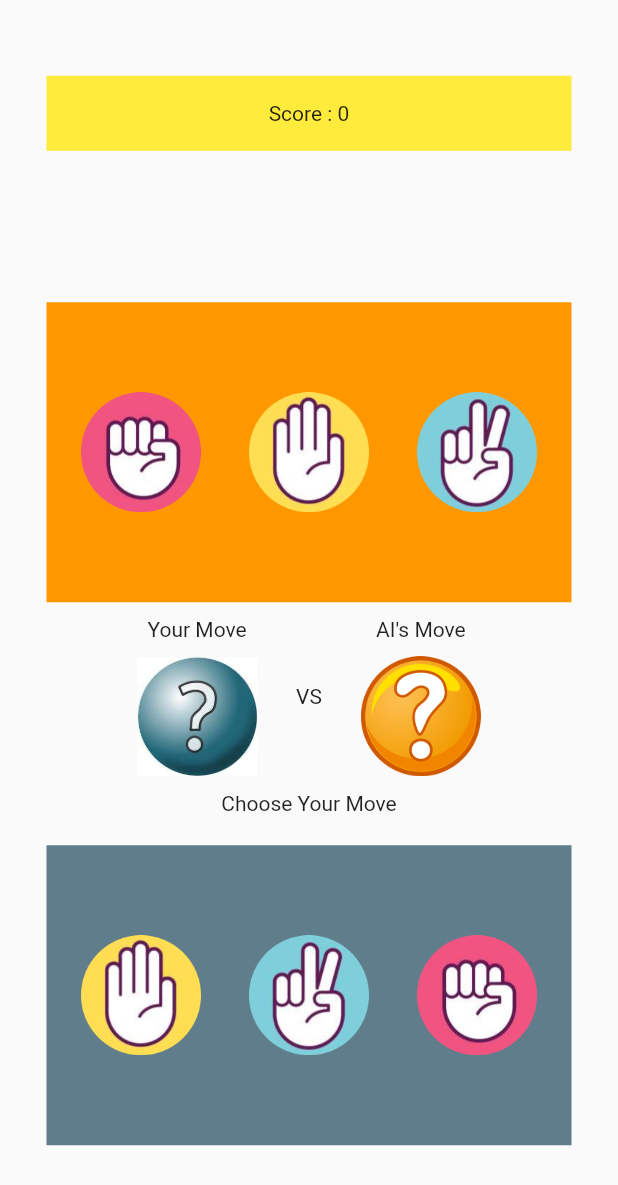
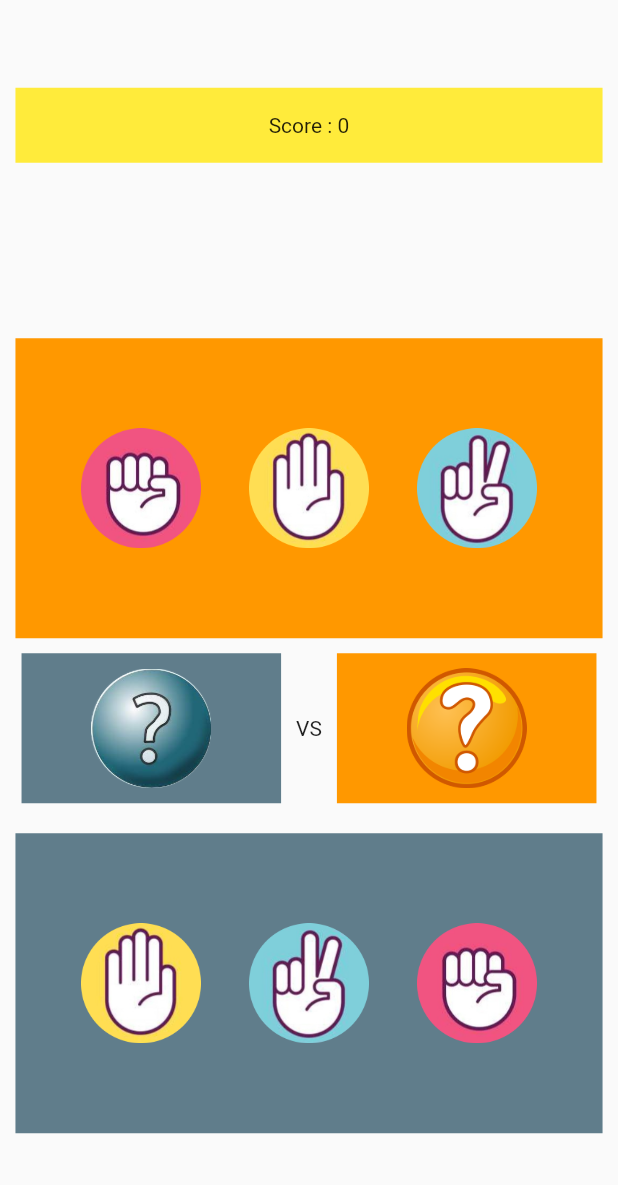
Before and after one commit to aryanPokharel/Scissor-Paper-Rock, a Flutter app: the SinglePlayer screen opened by its route, on a phone screen of 412 x 824 dp. Shown: the top 1185 px of the screen. Run offline on Flutter 3.47's test engine with Material 2 defaults, Android fonts, the phone set to English and light mode, and no system bars; our stand-ins replace audioplayers.

Commit message:
UI update for battle screen

```diff
--- a/lib/screens/SinglePlayer.dart
+++ b/lib/screens/SinglePlayer.dart
@@ -69,12 +69,14 @@ class _SinglePlayerState extends State<SinglePlayer> {
   Widget build(BuildContext context) {
     return (Scaffold(
       body: SafeArea(
+          child: SizedBox(
+        width: (MediaQuery.of(context).size.width),
         child: Column(
           mainAxisAlignment: MainAxisAlignment.spaceAround,
           children: [
             Container(
               height: 50,
-            width: 350,
+              width: (MediaQuery.of(context).size.width) * 0.95,
               color: (result == 'Won'
                   ? Colors.green
                   : ((result == 'Lost') ? Colors.red : Colors.yellow)),
@@ -88,7 +90,7 @@ class _SinglePlayerState extends State<SinglePlayer> {
                 children: [
                   Container(
                     height: 200,
-                  width: 350,
+                    width: (MediaQuery.of(context).size.width) * 0.95,
                     color: Colors.orange,
                     child: Row(
                       mainAxisAlignment: MainAxisAlignment.center,
@@ -126,12 +128,16 @@ class _SinglePlayerState extends State<SinglePlayer> {
                   const SizedBox(
                     height: 10,
                   ),
-                Row(
+                  SizedBox(
+                    width: (MediaQuery.of(context).size.width) * 0.95,
+                    child: Row(
                       mainAxisAlignment: MainAxisAlignment.center,
                       children: [
-                    Column(
+                        Container(
+                          width: (MediaQuery.of(context).size.width) * 0.42,
+                          color: Colors.blueGrey,
+                          child: Column(
                             children: [
-                        const Text("Your Move"),
                               const SizedBox(
                                 height: 10,
                               ),
@@ -144,7 +150,11 @@ class _SinglePlayerState extends State<SinglePlayer> {
                                   width: 80,
                                 ),
                               ),
+                              const SizedBox(
+                                height: 10,
+                              ),
                             ],
+                          ),
                         ),
                         const SizedBox(
                           width: 10,
@@ -153,9 +163,11 @@ class _SinglePlayerState extends State<SinglePlayer> {
                         const SizedBox(
                           width: 10,
                         ),
-                    Column(
+                        Container(
+                          width: (MediaQuery.of(context).size.width) * 0.42,
+                          color: Colors.orange,
+                          child: Column(
                             children: [
-                        const Text("AI's Move"),
                               const SizedBox(
                                 height: 10,
                               ),
@@ -168,21 +180,22 @@ class _SinglePlayerState extends State<SinglePlayer> {
                                   width: 80,
                                 ),
                               ),
-                      ],
+                              const SizedBox(
+                                height: 10,
                               ),
                             ],
                           ),
-                const SizedBox(
-                  height: 10,
                         ),
-                const Text("Choose Your Move"),
+                      ],
+                    ),
+                  ),
                   const SizedBox(
                     height: 10,
                   ),
                   const SizedBox(height: 10),
                   Container(
                     height: 200,
-                  width: 350,
+                    width: (MediaQuery.of(context).size.width) * 0.95,
                     color: Colors.blueGrey,
                     child: Row(
                       mainAxisAlignment: MainAxisAlignment.center,
@@ -236,6 +249,7 @@ class _SinglePlayerState extends State<SinglePlayer> {
               ),
             ),
           ],
+        ),
       )),
     ));
   }
```
Also changed, not shown: assets/images/questionMark2.png. Lines whose indentation alone changed are shown as unchanged.
